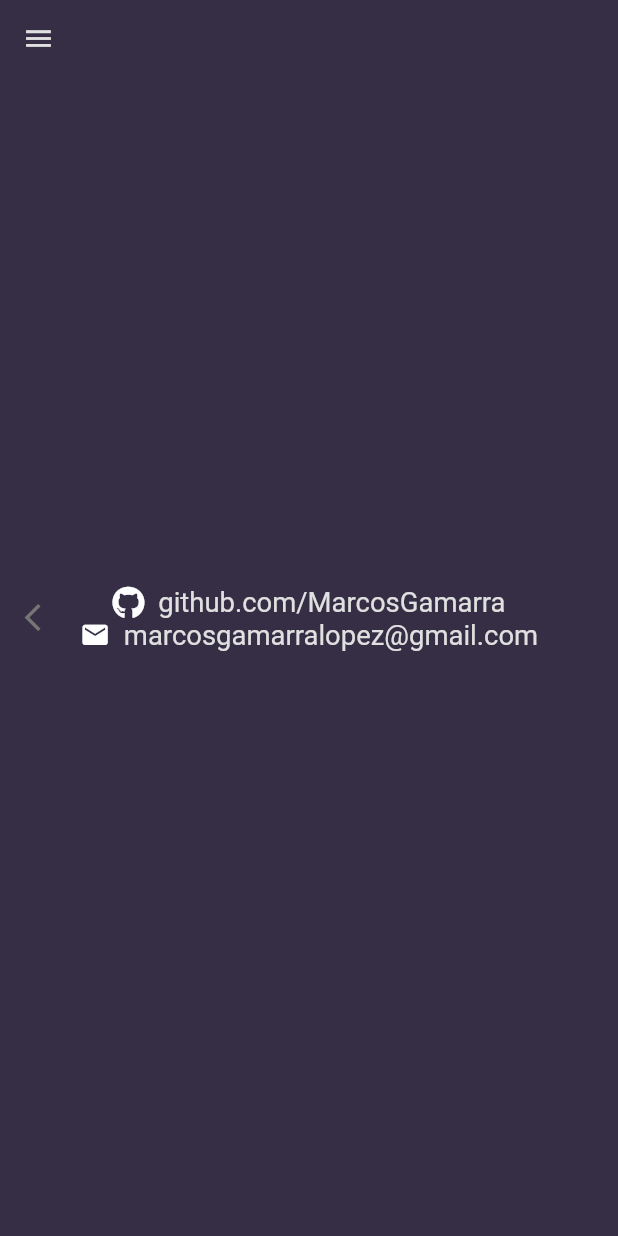
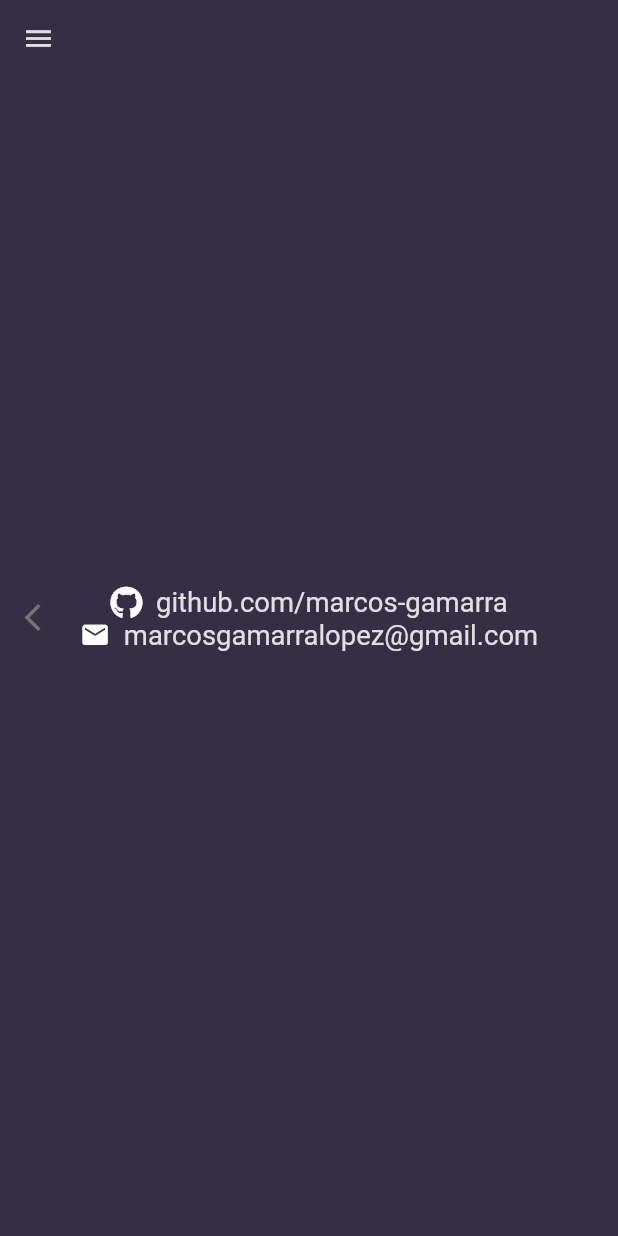
Before and after one commit to Marcos-Gamarra/personal_website_flutter, a Flutter app: the screen it shows after launch, swiped to page 3, on a phone screen of 412 x 824 dp. Run offline on Flutter 3.47's test engine with Material 2 defaults, Android fonts, the light colour scheme and no system bars; our stand-ins replace font_awesome_flutter, responsive_framework; missing offline and left inert: dart:html.

Commit message:
modified git repo redirect

```diff
--- a/lib/contact.dart
+++ b/lib/contact.dart
@@ -34,7 +34,7 @@ class _ContactState extends State<Contact> {
         GestureDetector(
           onTap: () {
             html.window
-                .open('https://github.com/MarcosGamarra', 'new tab');
+                .open('https://github.com/marcos-gamarra', 'new tab');
           },
           child: MouseRegion(
             cursor: cursor,
@@ -55,7 +55,7 @@ class _ContactState extends State<Contact> {
                     ),
                   ),
                   TextSpan(
-                    text: "github.com/MarcosGamarra",
+                    text: "github.com/marcos-gamarra",
                   ),
                 ],
               ),
```
